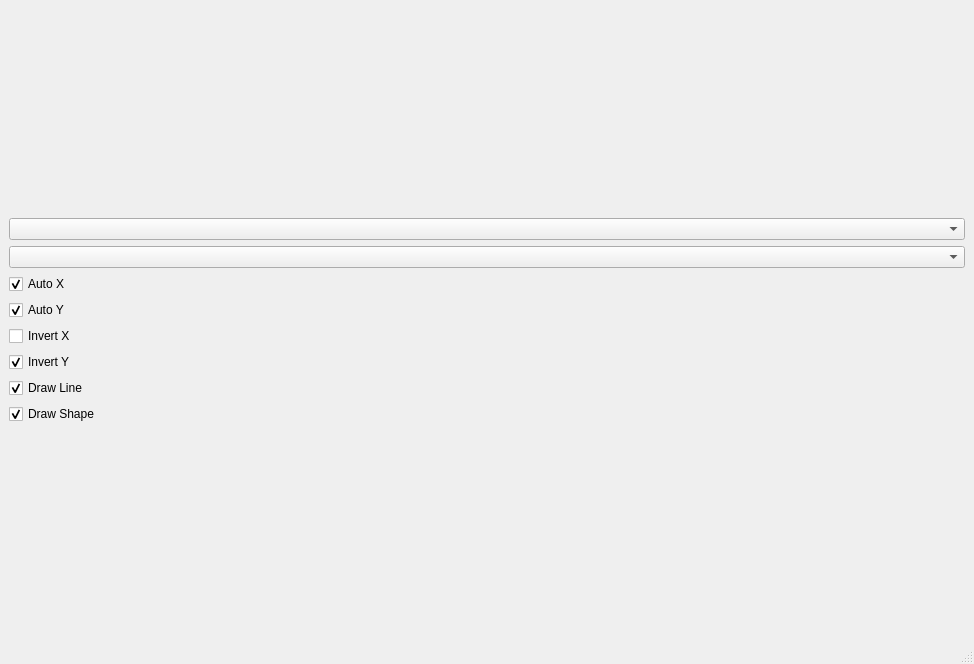
First picture: the form in mainwindow.ui, repository chinjja/qt-chart, before the edit.
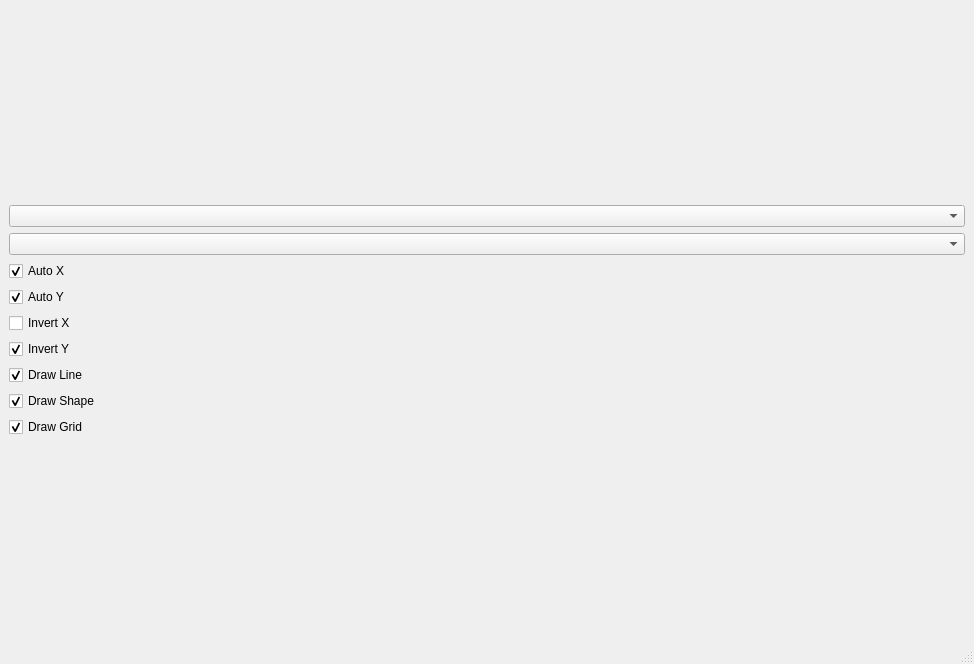
Second picture: the form after the edit.

Commit message: grid  분리 & code 개선

What changed in the file:
```diff
--- a/mainwindow.ui
+++ b/mainwindow.ui
@@ -85,6 +85,16 @@
           </property>
          </widget>
         </item>
+        <item>
+         <widget class="QCheckBox" name="drawGrid">
+          <property name="text">
+           <string>Draw Grid</string>
+          </property>
+          <property name="checked">
+           <bool>true</bool>
+          </property>
+         </widget>
+        </item>
        </layout>
       </item>
      </layout>
```
Left out of the diff: 2 changed lines with no effect on the pictures. The commit also changes 3 other files.
